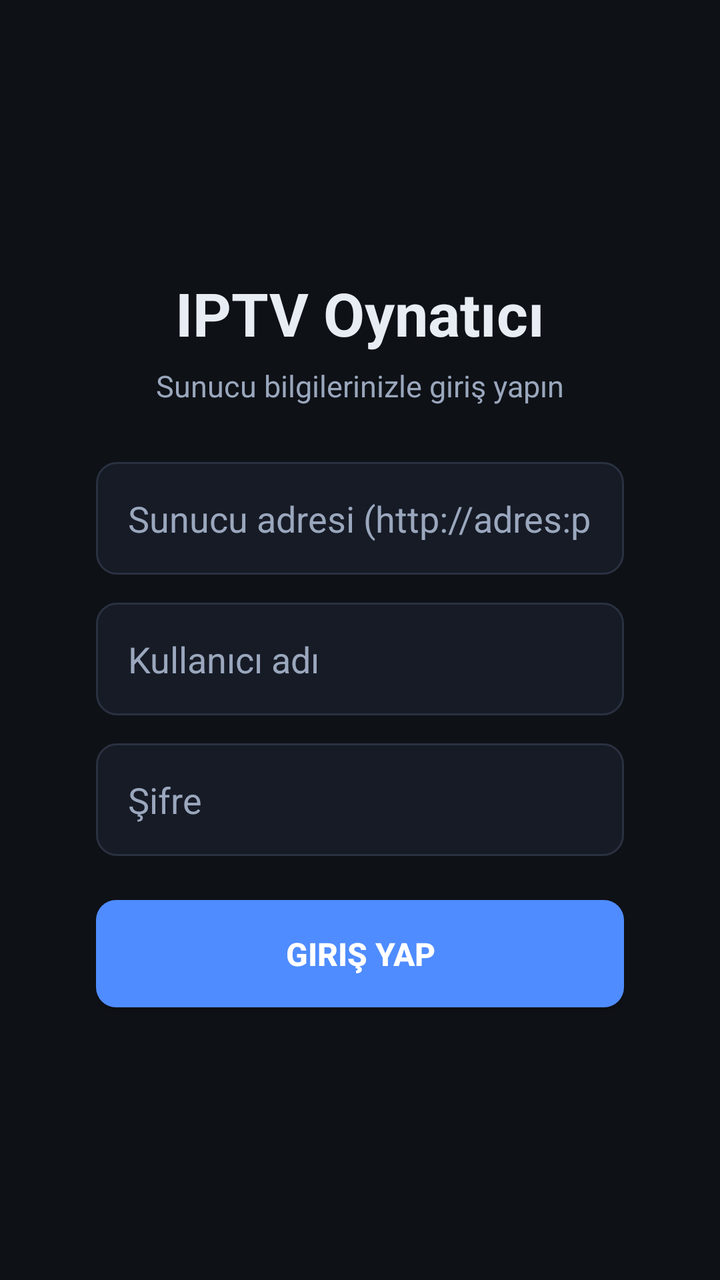
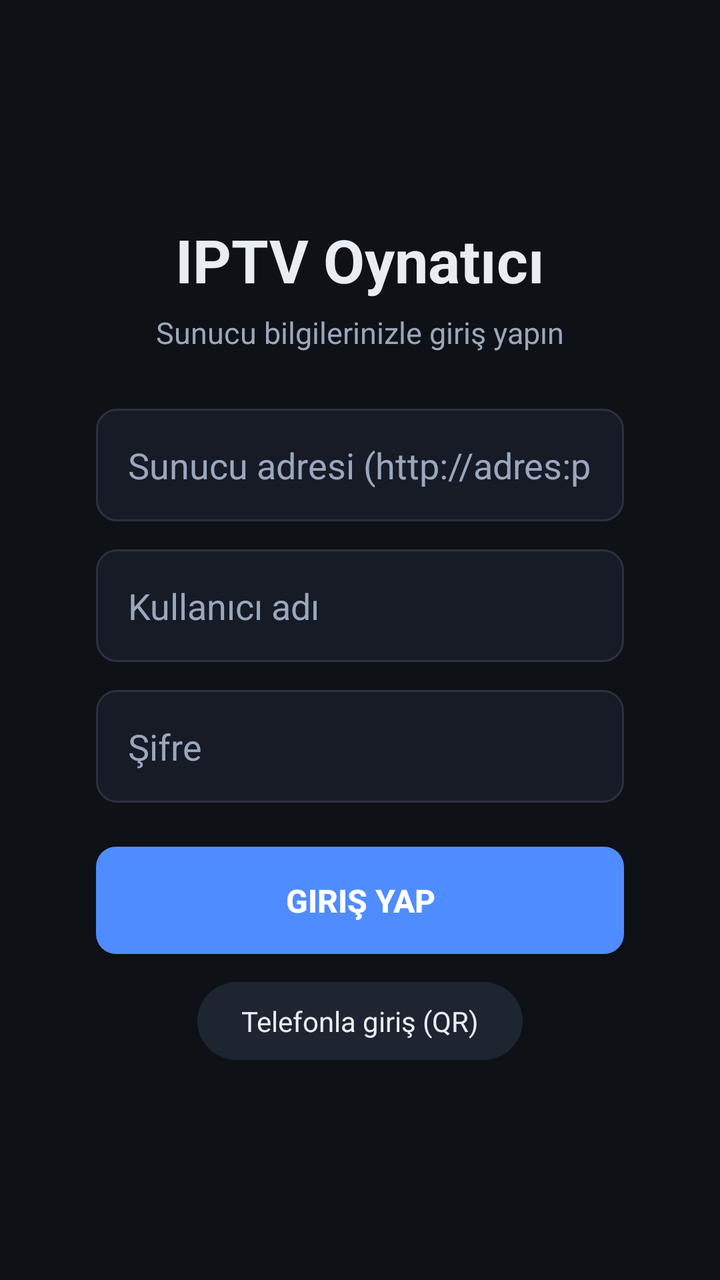

Two renders of the same Android screen: before a commit and after it. Below are the layout's source before the change and the commit's diff.
<!-- AndroidManifest.xml: application theme Theme.IPTV -->
<!-- res/layout/activity_login.xml -->
<?xml version="1.0" encoding="utf-8"?>
<ScrollView xmlns:android="http://schemas.android.com/apk/res/android"
    android:layout_width="match_parent"
    android:layout_height="match_parent"
    android:background="@color/bg"
    android:fillViewport="true">

    <LinearLayout
        android:layout_width="match_parent"
        android:layout_height="wrap_content"
        android:gravity="center"
        android:orientation="vertical"
        android:paddingHorizontal="48dp"
        android:paddingVertical="40dp">

        <TextView
            android:layout_width="wrap_content"
            android:layout_height="wrap_content"
            android:text="@string/app_name"
            android:textColor="@color/text"
            android:textSize="30sp"
            android:textStyle="bold" />

        <TextView
            android:layout_width="wrap_content"
            android:layout_height="wrap_content"
            android:layout_marginTop="6dp"
            android:layout_marginBottom="28dp"
            android:text="@string/login_subtitle"
            android:textColor="@color/muted"
            android:textSize="15sp" />

        <EditText
            android:id="@+id/et_host"
            android:layout_width="match_parent"
            android:layout_height="wrap_content"
            android:layout_marginBottom="14dp"
            android:background="@drawable/bg_input"
            android:hint="@string/host_hint"
            android:inputType="textUri"
            android:maxWidth="560dp"
            android:padding="16dp"
            android:textColor="@color/text"
            android:textColorHint="@color/muted" />

        <EditText
            android:id="@+id/et_user"
            android:layout_width="match_parent"
            android:layout_height="wrap_content"
            android:layout_marginBottom="14dp"
            android:background="@drawable/bg_input"
            android:hint="@string/user_hint"
            android:inputType="text"
            android:maxWidth="560dp"
            android:padding="16dp"
            android:textColor="@color/text"
            android:textColorHint="@color/muted" />

        <EditText
            android:id="@+id/et_pass"
            android:layout_width="match_parent"
            android:layout_height="wrap_content"
            android:layout_marginBottom="14dp"
            android:background="@drawable/bg_input"
            android:hint="@string/pass_hint"
            android:inputType="textPassword"
            android:maxWidth="560dp"
            android:padding="16dp"
            android:textColor="@color/text"
            android:textColorHint="@color/muted" />

        <TextView
            android:id="@+id/tv_error"
            android:layout_width="match_parent"
            android:layout_height="wrap_content"
            android:layout_marginBottom="10dp"
            android:text="@string/login_failed"
            android:textColor="@color/error"
            android:textSize="14sp"
            android:visibility="gone" />

        <androidx.appcompat.widget.AppCompatButton
            android:id="@+id/btn_login"
            android:layout_width="match_parent"
            android:layout_height="wrap_content"
            android:layout_marginTop="8dp"
            android:background="@drawable/bg_button"
            android:maxWidth="560dp"
            android:padding="16dp"
            android:text="@string/login"
            android:textColor="#FFFFFF"
            android:textSize="16sp"
            android:textStyle="bold" />

        <ProgressBar
            android:id="@+id/progress"
            android:layout_width="wrap_content"
            android:layout_height="wrap_content"
            android:layout_marginTop="20dp"
            android:visibility="gone" />

    </LinearLayout>

</ScrollView>
<!-- resources referenced by this layout -->
<resources>
  <color name="bg">#0E1116</color>
  <color name="error">#FF6B6B</color>
  <color name="muted">#9AA7BD</color>
  <color name="text">#E8EDF4</color>
  <!-- drawable bg_button (drawable) -->
  <?xml version="1.0" encoding="utf-8"?>
  <selector xmlns:android="http://schemas.android.com/apk/res/android">
      <item android:state_focused="true">
          <shape android:shape="rectangle">
              <solid android:color="@color/accent" />
              <stroke android:width="2dp" android:color="#FFFFFF" />
              <corners android:radius="10dp" />
          </shape>
      </item>
      <item android:state_pressed="true">
          <shape android:shape="rectangle">
              <solid android:color="@color/accent_dim" />
              <corners android:radius="10dp" />
          </shape>
      </item>
      <item>
          <shape android:shape="rectangle">
              <solid android:color="@color/accent" />
              <corners android:radius="10dp" />
          </shape>
      </item>
  </selector>
  <!-- drawable bg_input (drawable) -->
  <?xml version="1.0" encoding="utf-8"?>
  <selector xmlns:android="http://schemas.android.com/apk/res/android">
      <item android:state_focused="true">
          <shape android:shape="rectangle">
              <solid android:color="@color/surface" />
              <stroke android:width="2dp" android:color="@color/accent" />
              <corners android:radius="10dp" />
          </shape>
      </item>
      <item>
          <shape android:shape="rectangle">
              <solid android:color="@color/surface" />
              <stroke android:width="1dp" android:color="#2A3140" />
              <corners android:radius="10dp" />
          </shape>
      </item>
  </selector>
  <string name="app_name">IPTV Oynatıcı</string>
  <string name="host_hint">Sunucu adresi (http://adres:port)</string>
  <string name="login">Giriş yap</string>
  <string name="login_failed">Giriş başarısız. Bilgileri ve sunucu adresini kontrol edin.</string>
  <string name="login_subtitle">Sunucu bilgilerinizle giriş yapın</string>
  <string name="pass_hint">Şifre</string>
  <string name="user_hint">Kullanıcı adı</string>
  <style name="Theme.IPTV" parent="Theme.Material3.Dark.NoActionBar">
          <item name="android:windowBackground">@color/bg</item>
          <item name="colorPrimary">@color/accent</item>
          <item name="colorOnPrimary">#FFFFFF</item>
          <item name="android:statusBarColor">@color/bg</item>
      </style>
  <color name="accent">#4F8CFF</color>
  <color name="accent_dim">#2E5BBF</color>
  <color name="surface">#161B26</color>
</resources>

<!-- the commit's change to res/layout/activity_login.xml (unified diff, before → after) -->
@@ -92,6 +92,20 @@
             android:textSize="16sp"
             android:textStyle="bold" />
 
+        <TextView
+            android:id="@+id/btn_phone_login"
+            android:layout_width="wrap_content"
+            android:layout_height="wrap_content"
+            android:layout_marginTop="14dp"
+            android:background="@drawable/bg_chip"
+            android:clickable="true"
+            android:focusable="true"
+            android:paddingHorizontal="22dp"
+            android:paddingVertical="10dp"
+            android:text="@string/sync_login_with_phone"
+            android:textColor="@color/text"
+            android:textSize="14sp" />
+
         <ProgressBar
             android:id="@+id/progress"
             android:layout_width="wrap_content"
<!-- resource entries referenced after the edit -->
@@ -27,6 +27,28 @@
           </shape>
       </item>
   </selector>
+  <!-- drawable bg_chip (drawable) -->
+  <?xml version="1.0" encoding="utf-8"?>
+  <selector xmlns:android="http://schemas.android.com/apk/res/android">
+      <item android:state_focused="true">
+          <shape android:shape="rectangle">
+              <solid android:color="@color/accent" />
+              <corners android:radius="20dp" />
+          </shape>
+      </item>
+      <item android:state_selected="true">
+          <shape android:shape="rectangle">
+              <solid android:color="@color/accent_dim" />
+              <corners android:radius="20dp" />
+          </shape>
+      </item>
+      <item>
+          <shape android:shape="rectangle">
+              <solid android:color="@color/chip" />
+              <corners android:radius="20dp" />
+          </shape>
+      </item>
+  </selector>
   <!-- drawable bg_input (drawable) -->
   <?xml version="1.0" encoding="utf-8"?>
   <selector xmlns:android="http://schemas.android.com/apk/res/android">
@@ -51,6 +73,7 @@
   <string name="login_failed">Giriş başarısız. Bilgileri ve sunucu adresini kontrol edin.</string>
   <string name="login_subtitle">Sunucu bilgilerinizle giriş yapın</string>
   <string name="pass_hint">Şifre</string>
+  <string name="sync_login_with_phone">Telefonla giriş (QR)</string>
   <string name="user_hint">Kullanıcı adı</string>
   <style name="Theme.IPTV" parent="Theme.Material3.Dark.NoActionBar">
           <item name="android:windowBackground">@color/bg</item>
@@ -60,6 +83,7 @@
       </style>
   <color name="accent">#4F8CFF</color>
   <color name="accent_dim">#2E5BBF</color>
+  <color name="chip">#1E2430</color>
   <color name="surface">#161B26</color>
 </resources>
 
